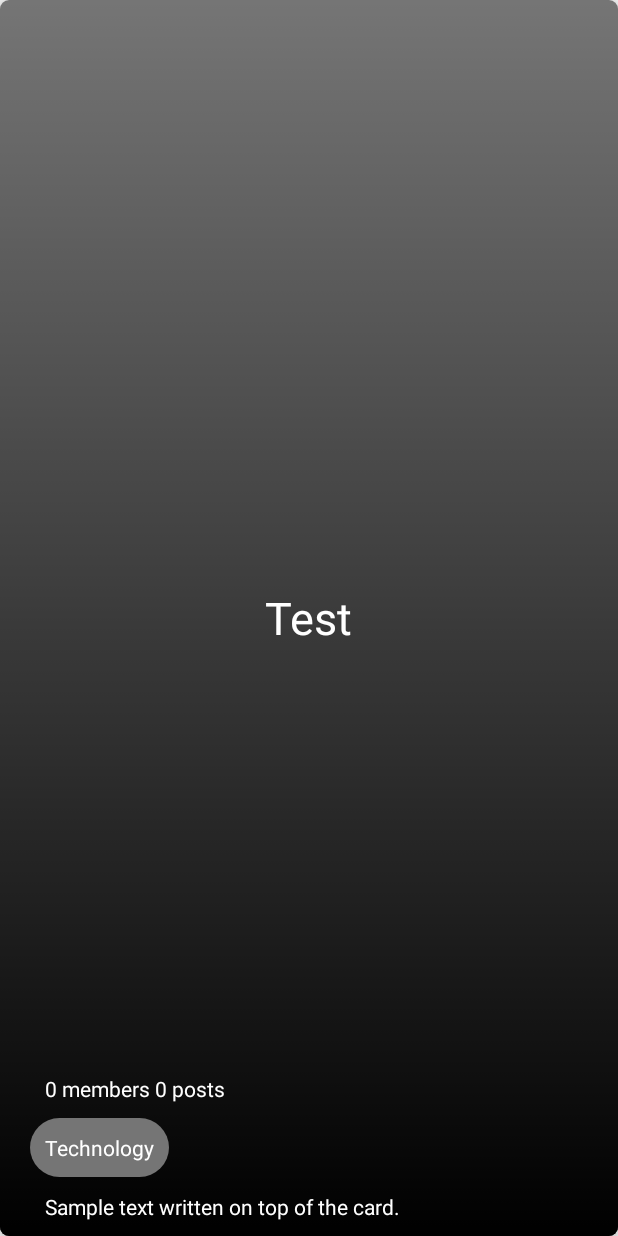
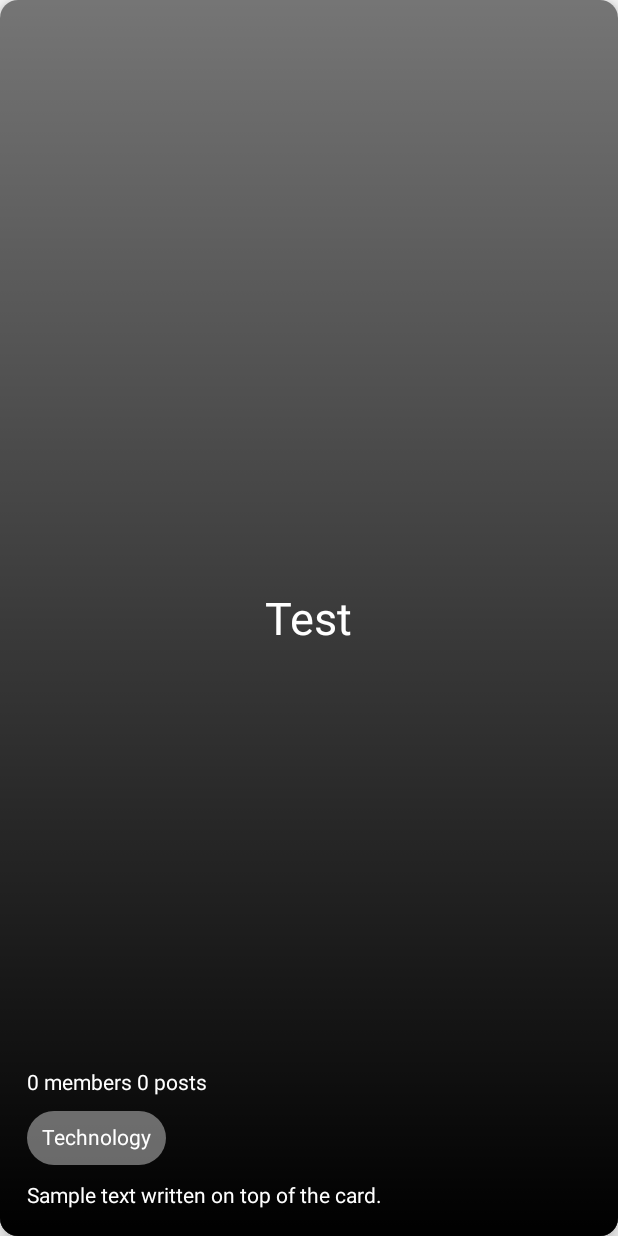
Before and after one commit to shashankGit1/BeACandid_Social_Media_App, an Android app: the layout swipe_card.xml on its own in the app's theme, with its tools: preview values and no code run, on a phone screen of 412 x 824 dp. Run offline under Robolectric (Android 15) with nearby library versions, the phone set to English and light mode, and no system bars; plain views replace SimpleDraweeView.

Commit message:
[ui]: Improve card stack view

```diff
--- a/app/src/main/res/drawable-xxhdpi-v11/swipe_card_hashtags.xml
+++ b/app/src/main/res/drawable-xxhdpi-v11/swipe_card_hashtags.xml
@@ -2,7 +2,7 @@
 <shape xmlns:android="http://schemas.android.com/apk/res/android"
     android:shape="rectangle">
 
-    <solid android:color="@color/md_grey_600" />
+    <solid android:color="@color/bg_chip_translucent" />
 
     <corners android:radius="20dp" />
 
--- a/app/src/main/res/layout/fragment_community_group.xml
+++ b/app/src/main/res/layout/fragment_community_group.xml
@@ -11,11 +11,12 @@
 
     <Button
         android:id="@+id/buttonSwipeLeft"
-        style="?android:attr/borderlessButtonStyle"
         android:layout_width="120dp"
         android:layout_height="wrap_content"
         android:layout_marginLeft="20dp"
         android:layout_alignParentBottom="true"
+        android:backgroundTint="@android:color/black"
+        android:textColor="@android:color/white"
         android:layout_alignParentLeft="true"
         android:text="SKIP" />
 
@@ -31,8 +32,9 @@
 
     <Button
         android:id="@+id/buttonSwipeRight"
-        style="?android:attr/borderlessButtonStyle"
+        android:textColor="@android:color/white"
         android:layout_width="120dp"
+        android:backgroundTint="@android:color/holo_orange_dark"
         android:layout_marginRight="20dp"
         android:layout_height="wrap_content"
         android:layout_alignParentBottom="true"
@@ -52,6 +54,7 @@
         android:layout_width="match_parent"
         android:layout_height="match_parent"
         android:background="@color/white"
+        android:translationZ="2dp"
         android:clickable="true"
         android:id="@+id/community_Fragment_frame_latest">
 
@@ -88,8 +91,8 @@
         android:layout_width="match_parent"
         android:layout_height="match_parent"
         android:layout_above="@+id/buttonSwipeLeft"
-        android:padding="25dp"
-        app:stack_rotation="10"
+        android:padding="36dp"
+        app:stack_rotation="6"
         app:stack_size="3" />
 
 
--- a/app/src/main/res/layout/fragment_community_group_main.xml
+++ b/app/src/main/res/layout/fragment_community_group_main.xml
@@ -11,7 +11,8 @@
 
     <Button
         android:id="@+id/buttonSwipeLeft"
-        style="?android:attr/borderlessButtonStyle"
+        android:backgroundTint="@android:color/black"
+        android:textColor="@android:color/white"
         android:layout_width="120dp"
         android:layout_height="wrap_content"
         android:layout_marginLeft="20dp"
@@ -31,7 +32,8 @@
 
     <Button
         android:id="@+id/buttonSwipeRight"
-        style="?android:attr/borderlessButtonStyle"
+        android:backgroundTint="@android:color/holo_orange_dark"
+        android:textColor="@android:color/white"
         android:layout_width="120dp"
         android:layout_marginRight="20dp"
         android:layout_height="wrap_content"
@@ -53,6 +55,7 @@
         android:layout_height="match_parent"
         android:background="@color/white"
         android:clickable="true"
+        android:translationZ="2dp"
         android:id="@+id/community_Fragment_frame">
 
         <TextView
@@ -88,8 +91,8 @@
         android:layout_width="match_parent"
         android:layout_height="match_parent"
         android:layout_above="@+id/buttonSwipeLeft"
-        android:padding="25dp"
-        app:stack_rotation="10"
+        android:padding="36dp"
+        app:stack_rotation="6"
         app:stack_size="3" />
 
 
--- a/app/src/main/res/layout/swipe_card.xml
+++ b/app/src/main/res/layout/swipe_card.xml
@@ -1,107 +1,107 @@
 <?xml version="1.0" encoding="utf-8"?>
+<LinearLayout xmlns:android="http://schemas.android.com/apk/res/android"
+    android:layout_width="wrap_content"
+    android:layout_height="wrap_content"
+    xmlns:card_view="http://schemas.android.com/apk/res-auto"
+    xmlns:fresco="http://schemas.android.com/apk/res-auto"
+    xmlns:tools="http://schemas.android.com/tools">
+
     <androidx.cardview.widget.CardView
-    xmlns:android="http://schemas.android.com/apk/res/android"
-    xmlns:card_view="http://schemas.android.com/apk/res-auto"
+        android:layout_width="match_parent"
         android:layout_height="match_parent"
-    android:layout_width="match_parent"
-    xmlns:fresco="http://schemas.android.com/apk/res-auto"
         card_view:cardCornerRadius="@dimen/card_corner_radius"
         card_view:cardElevation="@dimen/elevation_large">
 
-
-
         <RelativeLayout
             android:layout_width="match_parent"
-        android:background="@drawable/gradient_bg"
-        android:layout_height="match_parent">
+            android:layout_height="match_parent"
+            android:background="@drawable/gradient_bg">
 
             <com.facebook.drawee.view.SimpleDraweeView
+                android:id="@+id/community_group_image"
                 android:layout_width="match_parent"
                 android:layout_height="match_parent"
-            android:id="@+id/community_group_image"
-            fresco:placeholderImage="@color/md_grey_600"
                 android:foreground="@drawable/gradient_bg"
                 android:scaleType="fitCenter"
                 android:src="@color/md_grey_600"
-            />
+                fresco:placeholderImage="@color/md_grey_600" />
 
             <TextView
                 android:id="@+id/textViewCard"
                 android:layout_width="wrap_content"
                 android:layout_height="wrap_content"
                 android:layout_centerInParent="true"
+                android:gravity="center"
+                android:text="@string/dummy_text"
                 android:textColor="@color/white"
-            android:gravity="center"
-            android:textSize="30sp"
-            android:text="@string/dummy_text"/>
-
-
+                android:textSize="30sp" />
 
             <TextView
+                android:id="@+id/members_in_group"
                 android:layout_width="wrap_content"
                 android:layout_height="wrap_content"
-            android:layout_marginLeft="20dp"
+                android:layout_above="@+id/group_tags_01"
+                android:layout_marginLeft="8dp"
                 android:layout_marginRight="20dp"
-            android:layout_above="@+id/group_tags_01"
                 android:padding="10dp"
-            android:textColor="@color/white"
-            android:id="@+id/members_in_group"
                 android:text="0 members 0 posts"
-            />
+                android:textColor="@color/white" />
+
             <TextView
-            android:layout_width="wrap_content"
-            android:layout_height="wrap_content"
-            android:layout_marginLeft="20dp"
-            android:layout_above="@+id/group_details"
-            android:layout_marginRight="5dp"
                 android:id="@+id/group_tags_01"
-            android:background="@drawable/swipe_card_hashtags"
-            android:textColor="@color/white"
-            android:padding="10dp"
-            android:text="Technology"
-            />
-        <TextView
                 android:layout_width="wrap_content"
                 android:layout_height="wrap_content"
                 android:layout_above="@+id/group_details"
-            android:layout_toEndOf="@+id/group_tags_01"
+                android:layout_marginLeft="18dp"
                 android:layout_marginRight="5dp"
+                android:background="@drawable/swipe_card_hashtags"
+                android:includeFontPadding="false"
+                android:padding="10dp"
+                android:text="Technology"
+                android:textColor="@color/white" />
+
+            <TextView
                 android:id="@+id/group_tags_02"
-            android:visibility="gone"
-            android:background="@drawable/swipe_card_hashtags"
-            android:textColor="@color/white"
-            android:padding="10dp"
-            android:text="School"
-            />
-        <TextView
                 android:layout_width="wrap_content"
                 android:layout_height="wrap_content"
                 android:layout_above="@+id/group_details"
+                android:layout_marginRight="5dp"
+                android:layout_toEndOf="@+id/group_tags_01"
+                android:background="@drawable/swipe_card_hashtags"
+                android:includeFontPadding="false"
+                android:padding="10dp"
+                android:text="School"
+                android:textColor="@color/white"
+                android:visibility="gone" />
+
+            <TextView
+                android:id="@+id/group_tags_03"
+                android:layout_width="wrap_content"
+                android:layout_height="wrap_content"
+                android:layout_above="@+id/group_details"
+                android:layout_marginRight="5dp"
                 android:layout_toEndOf="@+id/group_tags_02"
-            android:layout_marginRight="5dp"
-            android:id="@+id/group_tags_03"
                 android:background="@drawable/swipe_card_hashtags"
-            android:textColor="@color/white"
-            android:visibility="gone"
+                android:includeFontPadding="false"
                 android:padding="10dp"
                 android:text="Health"
-            />
+                android:textColor="@color/white"
+                android:visibility="gone" />
+
             <TextView
+                android:id="@+id/group_details"
                 android:layout_width="wrap_content"
                 android:layout_height="wrap_content"
                 android:layout_alignParentBottom="true"
-            android:layout_marginLeft="20dp"
-            android:textColor="@color/white"
-            android:layout_marginRight="20dp"
+                android:layout_marginLeft="8dp"
+                android:layout_marginBottom="8dp"
                 android:maxLines="2"
-            android:id="@+id/group_details"
                 android:padding="10dp"
-            android:text="Sample text written on top of the card."
-            />
+                tools:text="Sample text written on top of the card."
+                android:textColor="@color/white" />
 
         </RelativeLayout>
 
+    </androidx.cardview.widget.CardView>
 
-
-
-</androidx.cardview.widget.CardView>
+</LinearLayout>
--- a/app/src/main/res/values/colors.xml
+++ b/app/src/main/res/values/colors.xml
@@ -419,4 +419,6 @@
     <color name="md_blue_grey_800">#37474F</color>
     <color name="md_blue_grey_900">#263238</color>
 
+    <color name="bg_chip_translucent">#66FFFFFF</color>
+
 </resources>
--- a/app/src/main/res/values/dimens.xml
+++ b/app/src/main/res/values/dimens.xml
@@ -8,7 +8,7 @@
     <dimen name="img_width_height">100dp</dimen>
     <dimen name="app_padding">5dp</dimen>
     <dimen name="app_margin">5dp</dimen>
-    <dimen name="card_corner_radius">6dp</dimen>
+    <dimen name="card_corner_radius">12dp</dimen>
     <dimen name="search_icon_padding">12dp</dimen>
     <dimen name="search_view_text_padding">65dp</dimen>
 
```
Lines whose indentation alone changed are shown as unchanged.
